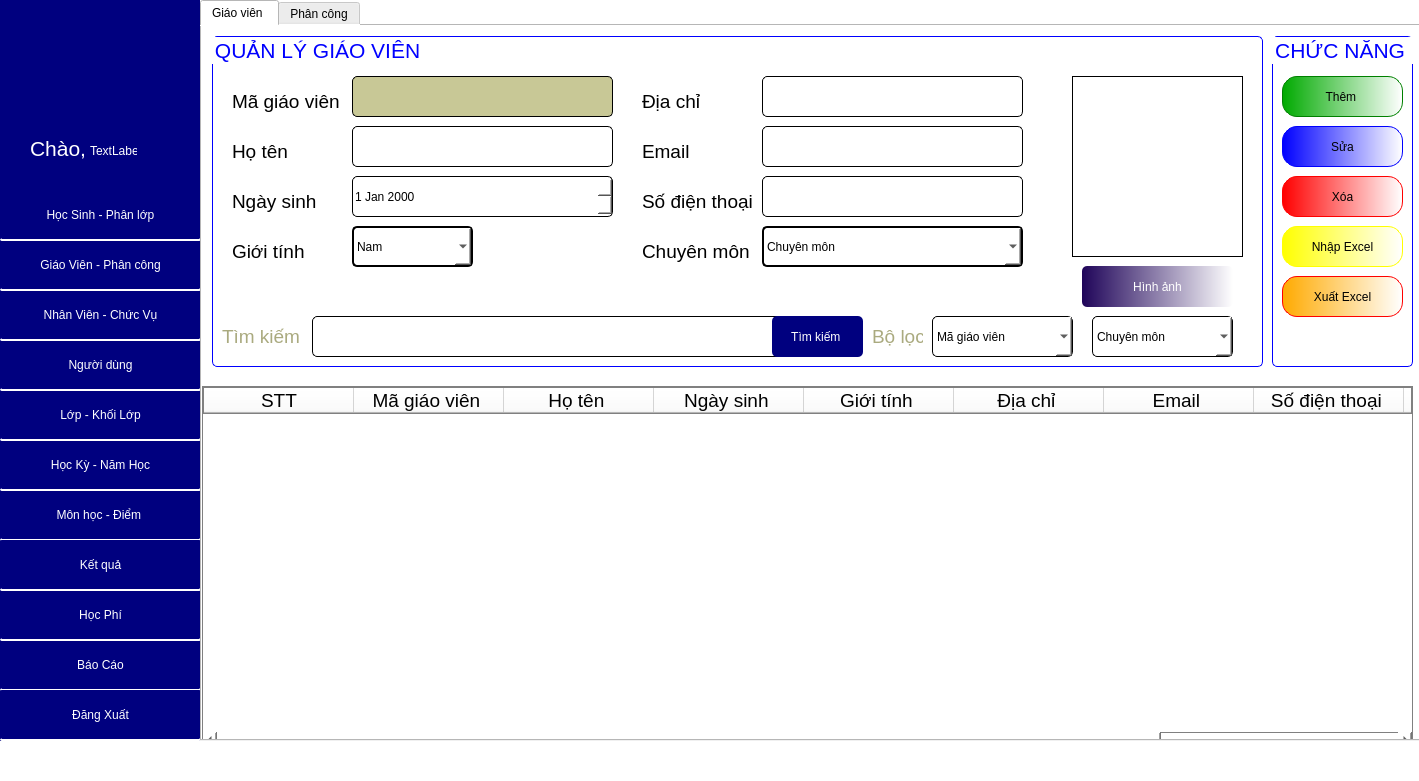
First picture: the form in GUI/TrangChu.ui, repository phuthuy44/Student--py, before the edit.
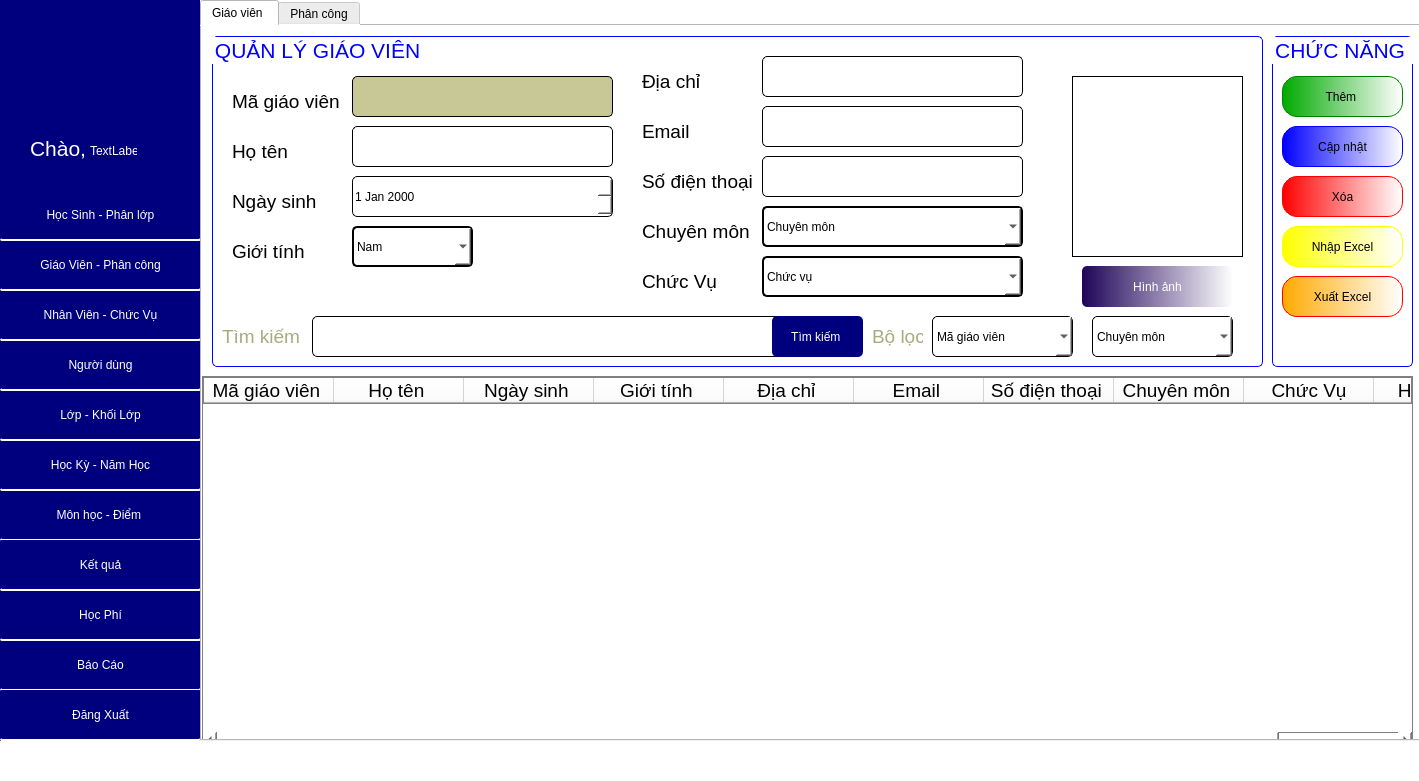
Second picture: the form after the edit. The open tabs and pages were chosen to show the change.

Commit message: addGiaoVien, getChucVu and getMonHoc into ComboBox, display listGiaoVien after clicked Button"Thêm"

```diff
--- a/GUI/TrangChu.ui
+++ b/GUI/TrangChu.ui
@@ -2025,7 +2025,7 @@
 </string>
          </property>
          <property name="text">
-          <string>Sửa</string>
+          <string>Cập nhật</string>
          </property>
         </widget>
         <widget class="QPushButton" name="pushButton_128">
@@ -2219,7 +2219,7 @@
          <property name="geometry">
           <rect>
            <x>430</x>
-           <y>50</y>
+           <y>30</y>
            <width>111</width>
            <height>31</height>
           </rect>
@@ -2238,7 +2238,7 @@
          <property name="geometry">
           <rect>
            <x>430</x>
-           <y>100</y>
+           <y>80</y>
            <width>111</width>
            <height>31</height>
           </rect>
@@ -2303,7 +2303,7 @@
          <property name="geometry">
           <rect>
            <x>430</x>
-           <y>150</y>
+           <y>130</y>
            <width>111</width>
            <height>31</height>
           </rect>
@@ -2322,7 +2322,7 @@
          <property name="geometry">
           <rect>
            <x>550</x>
-           <y>40</y>
+           <y>20</y>
            <width>261</width>
            <height>41</height>
           </rect>
@@ -2345,7 +2345,7 @@
          <property name="geometry">
           <rect>
            <x>550</x>
-           <y>90</y>
+           <y>70</y>
            <width>261</width>
            <height>41</height>
           </rect>
@@ -2365,7 +2365,7 @@
          <property name="geometry">
           <rect>
            <x>550</x>
-           <y>140</y>
+           <y>120</y>
            <width>261</width>
            <height>41</height>
           </rect>
@@ -2572,7 +2572,7 @@
          <property name="geometry">
           <rect>
            <x>430</x>
-           <y>200</y>
+           <y>180</y>
            <width>111</width>
            <height>31</height>
           </rect>
@@ -2591,7 +2591,7 @@
          <property name="geometry">
           <rect>
            <x>550</x>
-           <y>190</y>
+           <y>170</y>
            <width>261</width>
            <height>41</height>
           </rect>
@@ -2676,20 +2676,63 @@
           <string>Hình ảnh</string>
          </property>
         </widget>
+        <widget class="QLabel" name="label_276">
+         <property name="geometry">
+          <rect>
+           <x>430</x>
+           <y>230</y>
+           <width>111</width>
+           <height>31</height>
+          </rect>
+         </property>
+         <property name="font">
+          <font>
+           <family>Tahoma</family>
+           <pointsize>14</pointsize>
+          </font>
+         </property>
+         <property name="text">
+          <string>Chức Vụ</string>
+         </property>
+        </widget>
+        <widget class="QComboBox" name="CboxChucVu">
+         <property name="geometry">
+          <rect>
+           <x>550</x>
+           <y>220</y>
+           <width>261</width>
+           <height>41</height>
+          </rect>
+         </property>
+         <property name="styleSheet">
+          <string notr="true">font: 16pt &quot;Tahoma&quot;;
+border:2px solid black;
+color: black;
+background-color: rgb(255, 255, 255);
+border-radius:5px;
+</string>
+         </property>
+         <item>
+          <property name="text">
+           <string>Chức vụ</string>
+          </property>
+         </item>
+        </widget>
        </widget>
        <widget class="QTableWidget" name="tableWidget_28">
         <property name="geometry">
          <rect>
           <x>0</x>
-          <y>360</y>
+          <y>350</y>
           <width>1211</width>
-          <height>361</height>
+          <height>371</height>
          </rect>
         </property>
         <property name="styleSheet">
-         <string notr="true">border: 1px solid gray ;
+         <string notr="true">border: 1px solid gray;
 border- radius:2px;
-font: 12pt &quot;Tahoma&quot;;</string>
+color: rgb(0, 0, 0);
+font: 75 14pt &quot;Tahoma&quot;;</string>
         </property>
         <property name="alternatingRowColors">
          <bool>false</bool>
@@ -2698,7 +2741,7 @@
          <number>0</number>
         </property>
         <attribute name="horizontalHeaderDefaultSectionSize">
-         <number>150</number>
+         <number>130</number>
         </attribute>
         <attribute name="horizontalHeaderHighlightSections">
          <bool>true</bool>
@@ -2706,36 +2749,6 @@
         <attribute name="verticalHeaderDefaultSectionSize">
          <number>50</number>
         </attribute>
-        <column>
-         <property name="text">
-          <string>STT</string>
-         </property>
-         <property name="font">
-          <font>
-           <family>Tahoma</family>
-           <pointsize>14</pointsize>
-          </font>
-         </property>
-         <property name="textAlignment">
-          <set>AlignCenter</set>
-         </property>
-         <property name="background">
-          <color>
-           <red>255</red>
-           <green>255</green>
-           <blue>255</blue>
-          </color>
-         </property>
-         <property name="foreground">
-          <brush brushstyle="SolidPattern">
-           <color alpha="255">
-            <red>0</red>
-            <green>0</green>
-            <blue>0</blue>
-           </color>
-          </brush>
-         </property>
-        </column>
         <column>
          <property name="text">
           <string>Mã giáo viên </string>
@@ -2848,6 +2861,22 @@
           <set>AlignCenter</set>
          </property>
         </column>
+        <column>
+         <property name="text">
+          <string>Chức Vụ</string>
+         </property>
+         <property name="font">
+          <font>
+           <family>Tahoma</family>
+           <pointsize>14</pointsize>
+           <weight>50</weight>
+           <bold>false</bold>
+          </font>
+         </property>
+         <property name="textAlignment">
+          <set>AlignCenter</set>
+         </property>
+        </column>
         <column>
          <property name="text">
           <string>Hình ảnh </string>
```
Left out of the diff: 37 changed lines with no effect on the pictures. The commit also changes 12 other files.
